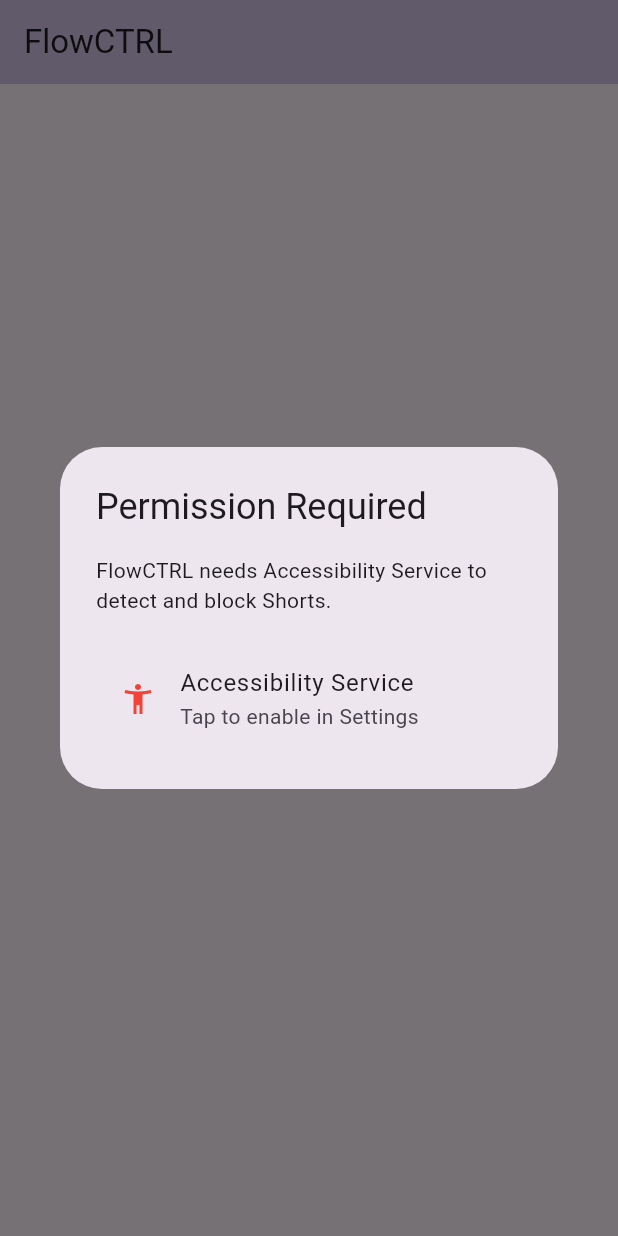
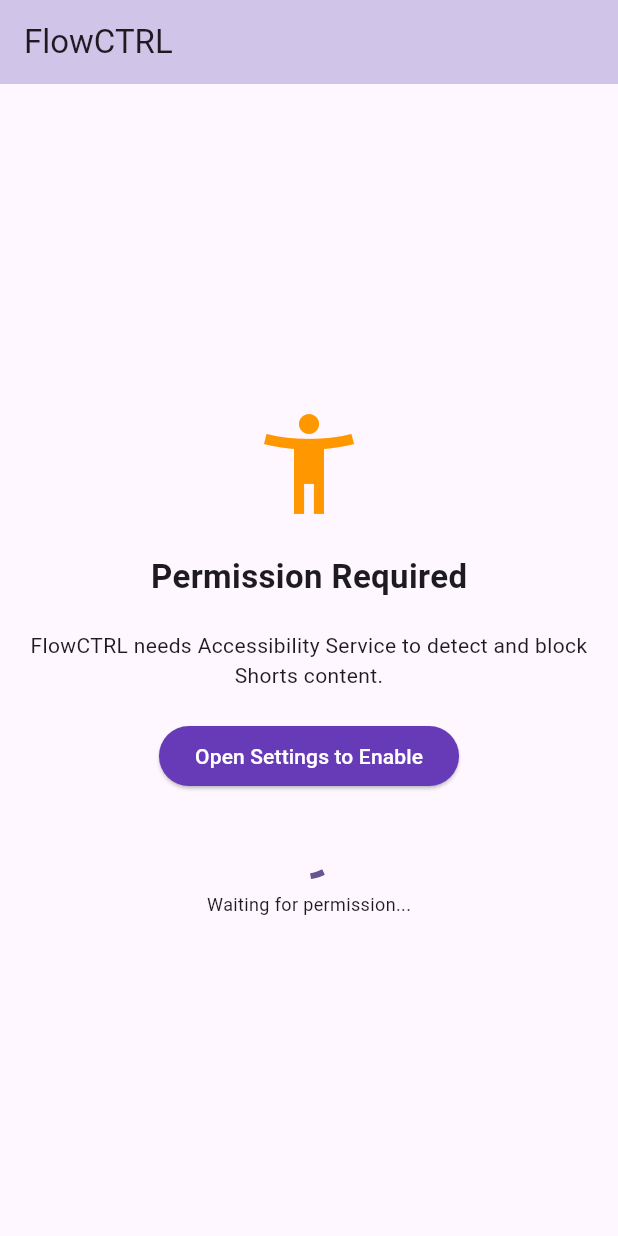
Before and after one commit to BajWarring/FlowCTRL, a Flutter app: the screen it shows after launch, on a phone screen of 412 x 824 dp. Run offline on Flutter 3.47's test engine with Material 3 defaults, Android fonts, the phone set to English and light mode, and no system bars; our stand-ins replace shared_preferences; missing offline and left inert: flutter_accessibility_service.

Commit message:
Update main.dart

```diff
--- a/lib/main.dart
+++ b/lib/main.dart
@@ -1,7 +1,7 @@
+import 'dart:async'; // Import added for Timer
 import 'package:flutter/material.dart';
 import 'package:shared_preferences/shared_preferences.dart';
 import 'package:flutter_accessibility_service/flutter_accessibility_service.dart';
-import 'package:permission_handler/permission_handler.dart';
 
 void main() {
   runApp(const FlowCTRLApp());
@@ -30,48 +30,44 @@
   State<HomeScreen> createState() => _HomeScreenState();
 }
 
-class _HomeScreenState extends State<HomeScreen> with WidgetsBindingObserver {
+class _HomeScreenState extends State<HomeScreen> {
   bool _isServiceEnabled = false;
   bool _blockerActive = true;
+  Timer? _permissionCheckTimer;
 
   @override
   void initState() {
     super.initState();
-    WidgetsBinding.instance.addObserver(this);
+    _loadState();
+    // Start checking for permission every 1 second
+    _permissionCheckTimer = Timer.periodic(const Duration(seconds: 1), (timer) {
       _checkPermissions();
-    _loadState();
+    });
   }
 
   @override
   void dispose() {
-    WidgetsBinding.instance.removeObserver(this);
+    _permissionCheckTimer?.cancel();
     super.dispose();
   }
 
-  @override
-  void didChangeAppLifecycleState(AppLifecycleState state) {
-    // Re-check permissions when user comes back to app
-    if (state == AppLifecycleState.resumed) {
-      _checkPermissions();
-    }
-  }
+  Future<void> _checkPermissions() async {
+    bool isRunning = await FlutterAccessibilityService.isAccessibilityPermissionEnabled();
 
-  Future<void> _checkPermissions() async {
-    // Check if Accessibility Service is running
-    bool isRunning = await FlutterAccessibilityService.isAccessibilityPermissionEnabled();
+    // Only update UI if state changed to avoid flickering
+    if (isRunning != _isServiceEnabled) {
       setState(() {
         _isServiceEnabled = isRunning;
       });
 
-    if (!isRunning) {
-      _showPermissionDialog();
+      // If permission is granted and dialog is likely open, this rebuild will close it
+      // purely by virtue of the UI conditional below switching to the main content.
     }
   }
 
   Future<void> _loadState() async {
     final prefs = await SharedPreferences.getInstance();
     setState(() {
-      // Key must match the one used in Kotlin (flutter.isBlockingEnabled)
       _blockerActive = prefs.getBool('isBlockingEnabled') ?? true;
     });
   }
@@ -82,34 +78,6 @@
     setState(() {
       _blockerActive = value;
     });
-    // Note: The native service reads this SharedPref value
-  }
-
-  void _showPermissionDialog() {
-    showDialog(
-      context: context,
-      barrierDismissible: false,
-      builder: (context) => AlertDialog(
-        title: const Text("Permission Required"),
-        content: Column(
-          mainAxisSize: MainAxisSize.min,
-          children: [
-            const Text("FlowCTRL needs Accessibility Service to detect and block Shorts."),
-            const SizedBox(height: 20),
-            ListTile(
-              leading: const Icon(Icons.accessibility_new, color: Colors.red),
-              title: const Text("Accessibility Service"),
-              subtitle: const Text("Tap to enable in Settings"),
-              onTap: () async {
-                // Open Accessibility Settings
-                await FlutterAccessibilityService.requestAccessibilityPermission();
-                if (context.mounted) Navigator.pop(context);
-              },
-            ),
-          ],
-        ),
-      ),
-    );
   }
 
   @override
@@ -121,7 +89,14 @@
       ),
       body: Center(
         child: _isServiceEnabled
-            ? Column(
+            ? _buildControlPanel()
+            : _buildPermissionRequest(),
+      ),
+    );
+  }
+
+  Widget _buildControlPanel() {
+    return Column(
       mainAxisAlignment: MainAxisAlignment.center,
       children: [
         Icon(
@@ -144,15 +119,47 @@
         const Padding(
           padding: EdgeInsets.symmetric(horizontal: 40),
           child: Text(
-                      "Open YouTube to test. If a Short appears, FlowCTRL will automatically navigate back.",
+            "Service is Running.\nOpen YouTube Shorts to test.",
             textAlign: TextAlign.center,
             style: TextStyle(color: Colors.grey),
           ),
         )
       ],
-              )
-            : const CircularProgressIndicator(),
+    );
+  }
+
+  Widget _buildPermissionRequest() {
+    return Column(
+      mainAxisAlignment: MainAxisAlignment.center,
+      children: [
+        const Icon(Icons.accessibility_new, size: 80, color: Colors.orange),
+        const SizedBox(height: 20),
+        const Text(
+          "Permission Required",
+          style: TextStyle(fontSize: 22, fontWeight: FontWeight.bold),
         ),
+        const Padding(
+          padding: EdgeInsets.all(20.0),
+          child: Text(
+            "FlowCTRL needs Accessibility Service to detect and block Shorts content.",
+            textAlign: TextAlign.center,
+          ),
+        ),
+        ElevatedButton(
+          onPressed: () async {
+            await FlutterAccessibilityService.requestAccessibilityPermission();
+          },
+          style: ElevatedButton.styleFrom(
+            backgroundColor: Colors.deepPurple,
+            foregroundColor: Colors.white,
+          ),
+          child: const Text("Open Settings to Enable"),
+        ),
+        const SizedBox(height: 20),
+        const CircularProgressIndicator(),
+        const SizedBox(height: 10),
+        const Text("Waiting for permission...", style: TextStyle(fontSize: 12)),
+      ],
     );
   }
 }
```
Lines whose indentation alone changed are shown as unchanged.
